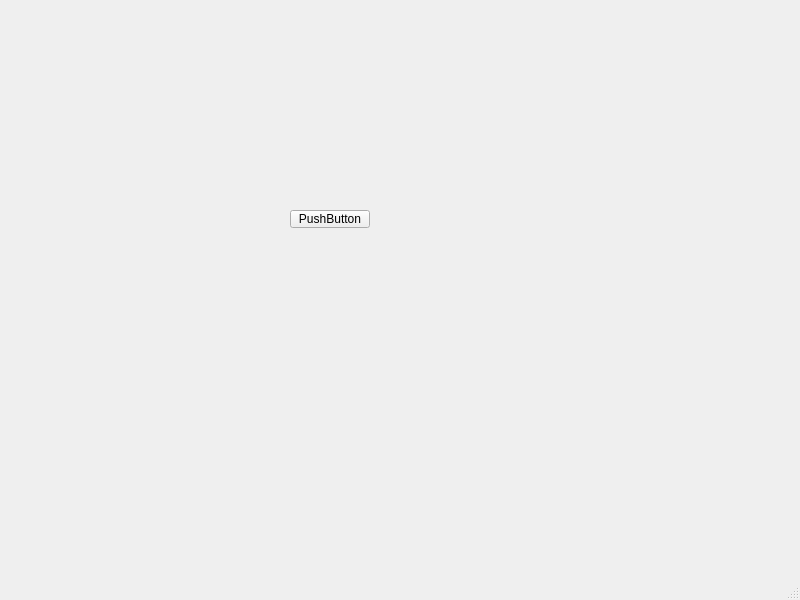
The window that mainwindow.ui (Robijn98/scriptEditorUI) describes before a commit, drawn with Qt 5.
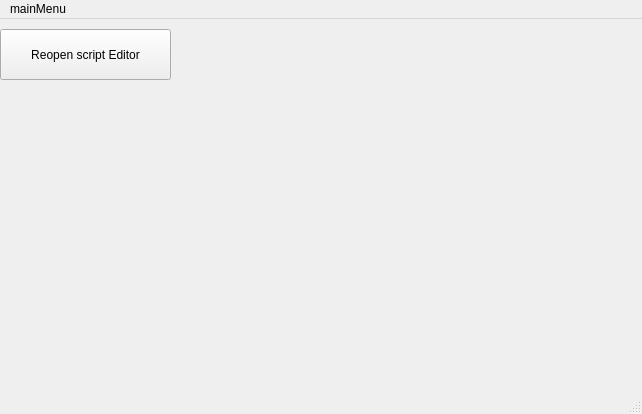
The same window after the commit.

Patch:
```diff
--- a/mainwindow.ui
+++ b/mainwindow.ui
@@ -6,8 +6,8 @@
    <rect>
     <x>0</x>
     <y>0</y>
-    <width>800</width>
-    <height>600</height>
+    <width>642</width>
+    <height>414</height>
    </rect>
   </property>
   <property name="windowTitle">
@@ -17,28 +17,34 @@
    <widget class="QPushButton" name="pushButton">
     <property name="geometry">
      <rect>
-      <x>290</x>
-      <y>210</y>
-      <width>80</width>
-      <height>18</height>
+      <x>0</x>
+      <y>10</y>
+      <width>171</width>
+      <height>51</height>
      </rect>
     </property>
     <property name="text">
-     <string>PushButton</string>
+     <string>Reopen script Editor</string>
     </property>
    </widget>
   </widget>
+  <widget class="QStatusBar" name="statusbar"/>
   <widget class="QMenuBar" name="menubar">
    <property name="geometry">
     <rect>
      <x>0</x>
      <y>0</y>
-     <width>800</width>
-     <height>21</height>
+     <width>642</width>
+     <height>17</height>
     </rect>
    </property>
+   <widget class="QMenu" name="mainMenu">
+    <property name="title">
+     <string>mainMenu</string>
+    </property>
+   </widget>
+   <addaction name="mainMenu"/>
   </widget>
-  <widget class="QStatusBar" name="statusbar"/>
  </widget>
  <resources/>
  <connections/>
```
